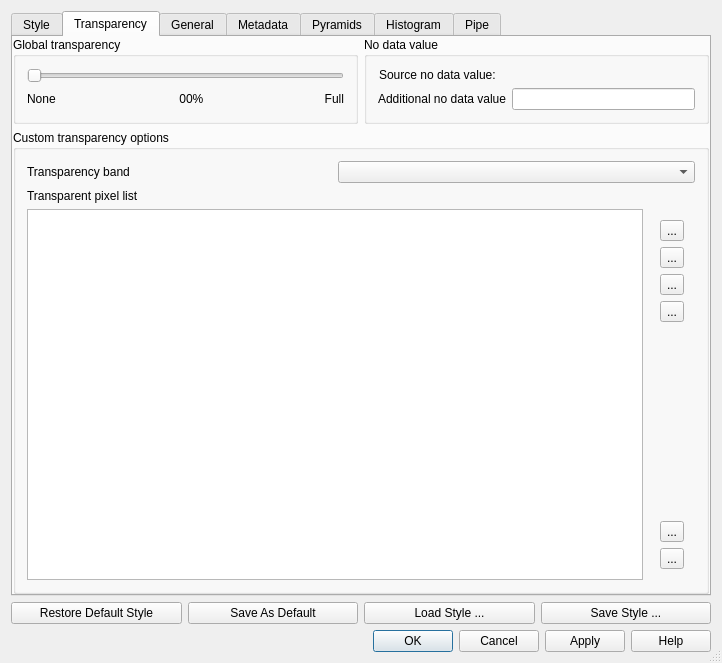
qgis/QGIS, file src/ui/qgsrasterlayerpropertiesbase.ui: the form before one commit.
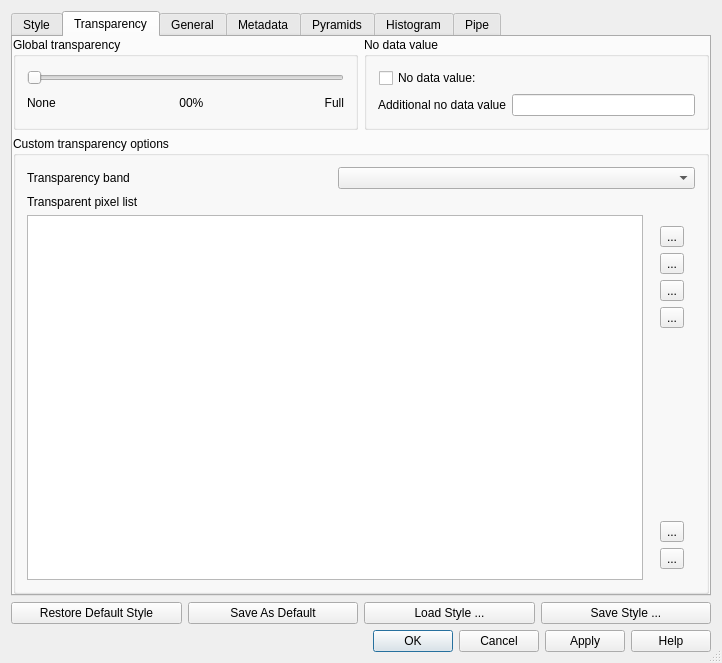
The form after the commit. The open tabs and pages were chosen to show the change. Icons and pictures are not drawn.

```diff
--- a/src/ui/qgsrasterlayerpropertiesbase.ui
+++ b/src/ui/qgsrasterlayerpropertiesbase.ui
@@ -439,9 +439,12 @@
              <number>1</number>
             </property>
             <item>
-             <widget class="QLabel" name="lblSrcNoDataValueLabel">
+             <widget class="QCheckBox" name="mSrcNoDataValueCheckBox">
+              <property name="toolTip">
+               <string>Use original source no data value.</string>
+              </property>
               <property name="text">
-               <string>Source no data value:</string>
+               <string>No data value:</string>
               </property>
              </widget>
             </item>
```
